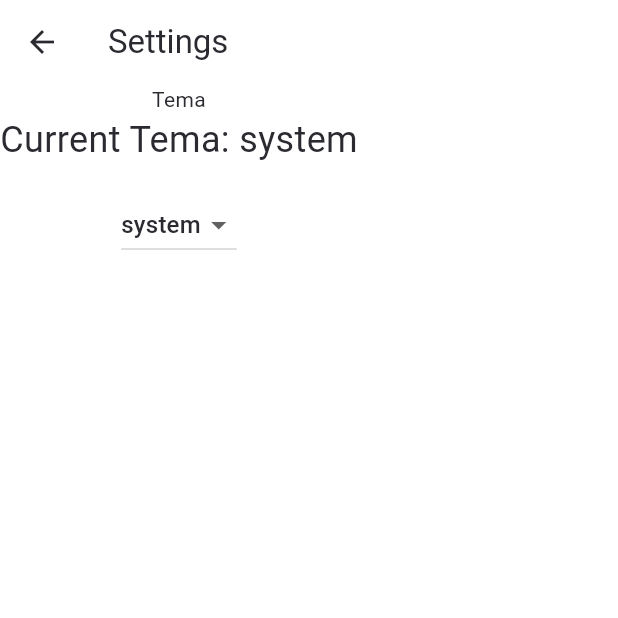
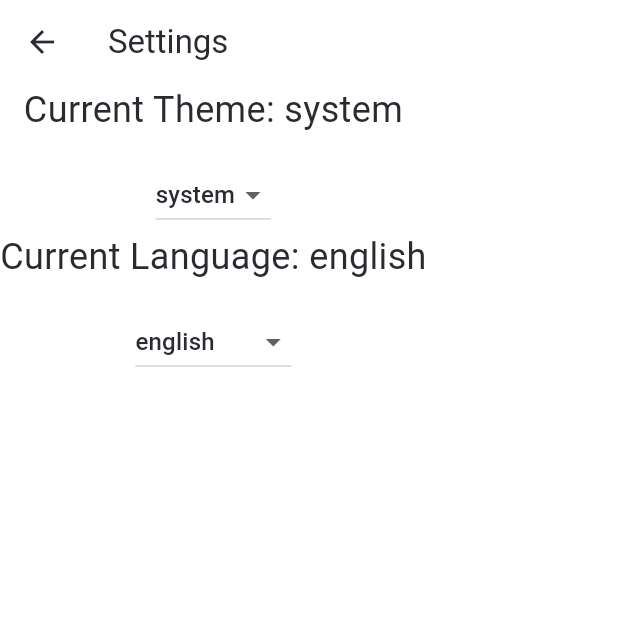
Before and after one commit to hafidikhsan/batur, a Flutter app: the screen it shows after launch, after a tap on "Settings", on a phone screen of 412 x 824 dp, the top half of it. Run offline on Flutter 3.47's test engine with Material 3 defaults, Android fonts, the phone set to English and light mode, and no system bars; our stand-ins replace equatable, flutter_bloc, google_fonts; generated files the repository leaves out were written again.

Commit message:
UPDATE: Applied localization

```diff
--- a/lib/bloc/settings/settings_bloc.dart
+++ b/lib/bloc/settings/settings_bloc.dart
@@ -15,5 +15,13 @@ class SettingsBloc extends Bloc<SettingsEvent, SettingsState> {
         themeType: newTheme,
       ));
     });
+
+    on<LanguagesChanged>((event, emit) async {
+      final newLanguages = event.languagesType;
+
+      emit(state.copyWith(
+        languages: newLanguages,
+      ));
+    });
   }
 }
--- a/lib/bloc/settings/settings_event.dart
+++ b/lib/bloc/settings/settings_event.dart
@@ -16,3 +16,12 @@ class ThemeChanged extends SettingsEvent {
   @override
   List<Object> get props => [themeType];
 }
+
+class LanguagesChanged extends SettingsEvent {
+  final LanguagesEnum languagesType;
+
+  const LanguagesChanged(this.languagesType);
+
+  @override
+  List<Object> get props => [languagesType];
+}
--- a/lib/bloc/settings/settings_state.dart
+++ b/lib/bloc/settings/settings_state.dart
@@ -3,17 +3,30 @@ part of 'settings_bloc.dart';
 @immutable
 class SettingsState extends Equatable {
   final ThemeEnum themeType;
+  final LanguagesEnum languages;
 
-  const SettingsState({required this.themeType});
+  const SettingsState({
+    required this.themeType,
+    required this.languages,
+  });
 
   factory SettingsState.initial() {
-    return const SettingsState(themeType: ThemeEnum.system);
+    return const SettingsState(
+      themeType: ThemeEnum.system,
+      languages: LanguagesEnum.english,
+    );
   }
 
-  SettingsState copyWith({ThemeEnum? themeType}) {
-    return SettingsState(themeType: themeType ?? this.themeType);
+  SettingsState copyWith({
+    ThemeEnum? themeType,
+    LanguagesEnum? languages,
+  }) {
+    return SettingsState(
+      themeType: themeType ?? this.themeType,
+      languages: languages ?? this.languages,
+    );
   }
 
   @override
-  List<Object> get props => [themeType];
+  List<Object> get props => [themeType, languages];
 }
--- a/lib/l10n/intl_en.arb
+++ b/lib/l10n/intl_en.arb
@@ -1,3 +1,4 @@
 {
-    "theme": "Theme"
+    "theme": "Theme",
+    "languages": "Language"
 }
--- a/lib/l10n/intl_id.arb
+++ b/lib/l10n/intl_id.arb
@@ -1,3 +1,4 @@
 {
-    "theme": "Tema"
+    "theme": "Tema",
+    "languages": "Bahasa"
 }
--- a/lib/main.dart
+++ b/lib/main.dart
@@ -36,7 +36,9 @@ class MyApp extends StatelessWidget {
             Locale("id", ""),
             Locale("en", ""),
           ],
-          locale: const Locale("id"),
+          locale: (state.languages == LanguagesEnum.indonesian)
+              ? const Locale("id")
+              : const Locale("en"),
           theme: lightTheme,
           darkTheme: darkTheme,
           themeMode: (state.themeType == ThemeEnum.system)
--- a/lib/screen/settings_screen.dart
+++ b/lib/screen/settings_screen.dart
@@ -14,9 +14,8 @@ class SettingScreen extends StatelessWidget {
         title: const Text("Settings"),
       ),
       body: SafeArea(
-        child: Column (
+        child: Column(
           children: [
-            Text(AppLocalizations.of(context)!.theme),
             BlocBuilder<SettingsBloc, SettingsState>(
               builder: (context, state) {
                 return Text(
@@ -44,6 +43,36 @@ class SettingScreen extends StatelessWidget {
                 );
               },
             ),
+            BlocBuilder<SettingsBloc, SettingsState>(
+              builder: (context, state) {
+                return Text(
+                  "Current ${AppLocalizations.of(context)!.languages}: ${state.languages.name}",
+                  style: const TextStyle(fontSize: 24),
+                );
+              },
+            ),
+            const SizedBox(height: 16),
+            BlocBuilder<SettingsBloc, SettingsState>(
+              builder: (context, state) {
+                return DropdownButton<LanguagesEnum>(
+                  value: state.languages,
+                  onChanged: (LanguagesEnum? languagesType) {
+                    if (languagesType != null) {
+                      context
+                          .read<SettingsBloc>()
+                          .add(LanguagesChanged(languagesType));
+                    }
+                  },
+                  items:
+                      LanguagesEnum.values.map((LanguagesEnum languagesType) {
+                    return DropdownMenuItem<LanguagesEnum>(
+                      value: languagesType,
+                      child: Text(languagesType.name),
+                    );
+                  }).toList(),
+                );
+              },
+            ),
           ],
         ),
       ),
--- a/lib/utils/enumerate.dart
+++ b/lib/utils/enumerate.dart
@@ -3,3 +3,8 @@ enum ThemeEnum {
   light,
   system,
 }
+
+enum LanguagesEnum {
+  english,
+  indonesian,
+}
```
